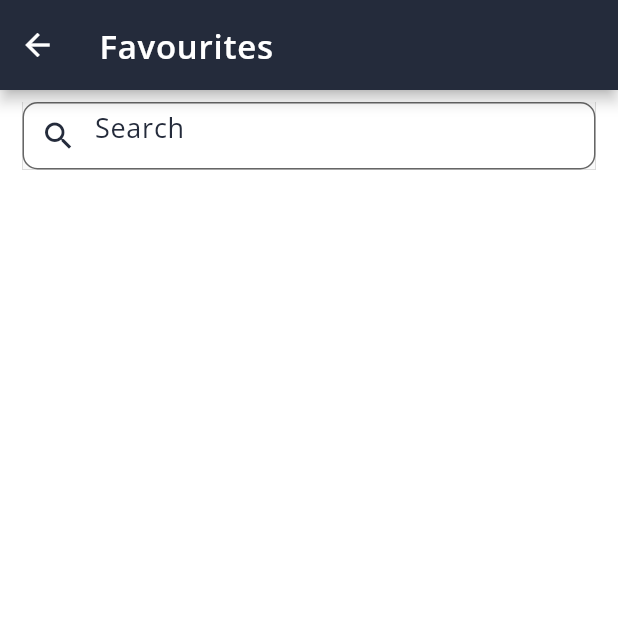
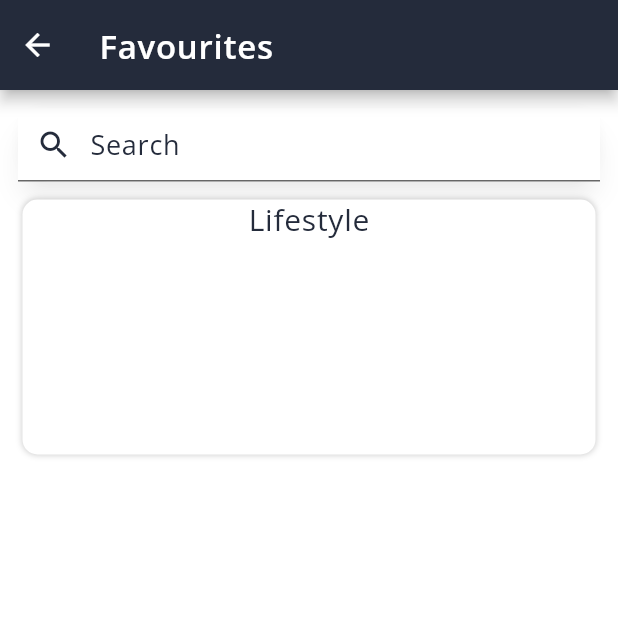
Before and after one commit to divyadave1205/smarttags, a Flutter app: the FavouriteScreen screen opened directly, on a phone screen of 412 x 824 dp, the top half of it. Run offline on Flutter 3.47's test engine with Material 2 defaults, Android fonts, the phone set to English and light mode, and no system bars; our stand-ins replace cloud_firestore, firebase_core, google_fonts, shared_preferences; accounts and stored records are empty.

Commit message:
first commit

```diff
--- a/lib/src/widgets/view/custom_favourite_container.dart
+++ b/lib/src/widgets/view/custom_favourite_container.dart
@@ -1,4 +1,6 @@
 import 'package:flutter/material.dart';
+import 'package:smarttags/utilities/font/font_utilities.dart';
+import 'package:smarttags/utilities/theme/theme_base.dart';
 
 class CustomFavouriteContainer extends StatelessWidget {
   const CustomFavouriteContainer({Key? key}) : super(key: key);
@@ -6,7 +8,28 @@ class CustomFavouriteContainer extends StatelessWidget {
   @override
   Widget build(BuildContext context) {
     return Container(
-
+      height: 170,
+      width: MediaQuery.of(context).size.width - 30,
+      decoration: BoxDecoration(
+        borderRadius: BorderRadius.circular(10),
+        color: ThemeBase().whiteColor,
+        boxShadow: [
+          BoxShadow(
+            color: ThemeBase().blackColor.withOpacity(0.2),
+            blurRadius: 3,
+          ),
+        ],
+      ),
+      child: Column(
+        children: [
+          Text(
+            "Lifestyle",
+            style: FontUtilities.h20(
+              fontColor: ThemeBase().backgroundColor,
+            ),
+          )
+        ],
+      ),
     );
   }
 }
--- a/lib/src/widgets/view/custom_search_bar.dart
+++ b/lib/src/widgets/view/custom_search_bar.dart
@@ -10,43 +10,29 @@ class CustomSearchBar extends StatelessWidget {
   @override
   Widget build(BuildContext context) {
     return Padding(
-      padding: const EdgeInsets.all(8.0),
-      child: Container(
-        height: 45,
-        width: MediaQuery.of(context).size.width - 30,
-        decoration: BoxDecoration(
-          color: ThemeBase().whiteColor,
-          boxShadow: [
-            BoxShadow(
-              color: ThemeBase().blackColor,
-            ),
-          ],
-        ),
-        child: Material(
-          shadowColor: ThemeBase().whiteColor,
+        padding: const EdgeInsets.all(8.0),
+        child: Card(
+          elevation: 7,
+          shape: RoundedRectangleBorder(
+            borderRadius: BorderRadius.circular(20),
+          ),
+          shadowColor: ThemeBase().blackColor.withOpacity(0.3),
           child: TextFormField(
             decoration: InputDecoration(
-              border: OutlineInputBorder(
-                borderRadius: BorderRadius.circular(10),
-                // borderSide: BorderSide(
-                //   width: 0,
-                //   color: ThemeBase().whiteColor.withOpacity(0),
-                // ),
+              fillColor: ThemeBase().whiteColor,
+              prefixIcon: Icon(
+                Icons.search,
+                color: ThemeBase().backgroundColor,
               ),
-              filled: true,
-              fillColor: ThemeBase().whiteColor,
               hintText: "Search",
               hintStyle: FontUtilities.h18(
                 fontColor: ThemeBase().backgroundColor,
               ),
-              prefixIcon: Icon(
-                Icons.search,
-                color: ThemeBase().backgroundColor,
-              ),
+              filled: true,
             ),
           ),
-        ),
-      ),
-    );
+        )
+
+        );
   }
 }
```
Also changed, not shown: lib/src/mvp/home/tab/trending_screen/view/trending_screen.dart (+88 -65 lines).
